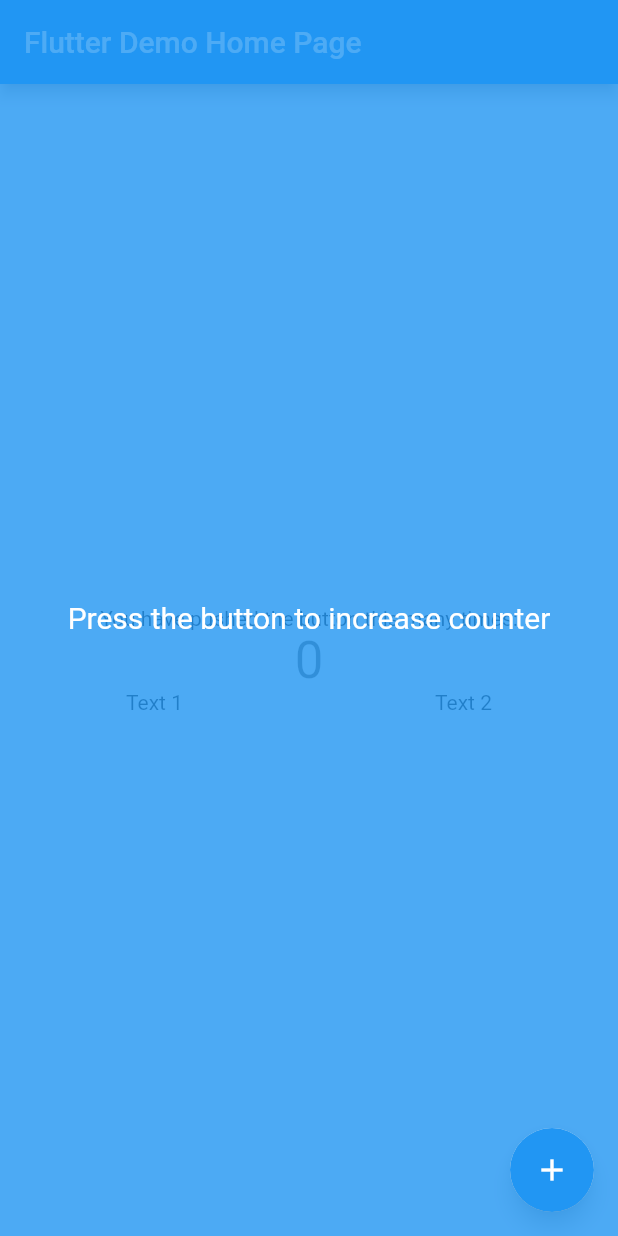
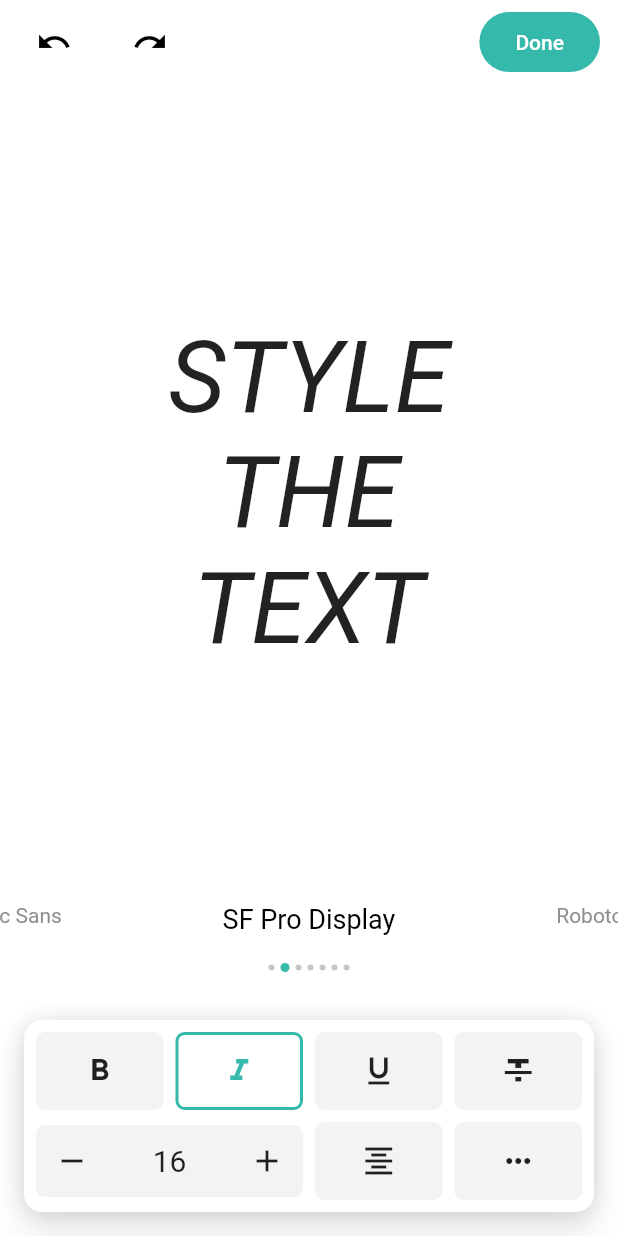
Before and after one commit to appunite/flutter_tutorial, a Flutter app: the screen it shows after launch, on a phone screen of 412 x 824 dp. Run offline on Flutter 3.47's test engine with Material 2 defaults, Android fonts, the phone set to English and light mode, and no system bars.

Commit message:
add example 2 screen

```diff
--- a/example/lib/main.dart
+++ b/example/lib/main.dart
@@ -1,18 +1,11 @@
+import 'package:example/main_theme.dart';
+import 'package:example/widgets/done_button.dart';
+import 'package:example/widgets/font_style_card.dart';
+import 'package:example/widgets/redo_button.dart';
+import 'package:example/widgets/select_font_widget.dart';
+import 'package:example/widgets/text_to_style.dart';
+import 'package:example/widgets/undo_button.dart';
 import 'package:flutter/material.dart';
-import 'package:flutter/scheduler.dart';
-import 'package:flutter_tutorial/flutter_tutorial.dart';
-import 'package:flutter_tutorial/tutorial_widget.dart';
-
-class ExampleTutorialEntry extends TutorialEntry {
-  ExampleTutorialEntry(
-    List<RRect> rrectList,
-    this.text,
-    this.alignment,
-  ) : super(rrectList);
-
-  final String text;
-  final Alignment alignment;
-}
 
 void main() {
   runApp(MyApp());
@@ -22,176 +15,41 @@ class MyApp extends StatelessWidget {
   @override
   Widget build(BuildContext context) {
     return MaterialApp(
-      title: 'Flutter Demo',
-      theme: ThemeData(
-        primarySwatch: Colors.blue,
-      ),
-      home: const MyHomePage(title: 'Flutter Demo Home Page'),
+      theme: mainTheme,
+      home: const PreviewPage(),
     );
   }
 }
 
-class MyHomePage extends StatefulWidget {
-  const MyHomePage({Key? key, required this.title}) : super(key: key);
-
-  final String title;
-
-  @override
-  _MyHomePageState createState() => _MyHomePageState();
-}
-
-class _MyHomePageState extends State<MyHomePage> with SingleTickerProviderStateMixin {
-  static final _buttonKey = GlobalKey();
-  static final _textKey = GlobalKey();
-  static final _text1Key = GlobalKey();
-  static final _text2Key = GlobalKey();
-
-  int _counter = 0;
-  late AnimationController _animationController;
-  late Animation<double> _opacityAnimation;
-
-  @override
-  void initState() {
-    super.initState();
-    _animationController = AnimationController(
-      duration: const Duration(milliseconds: 300),
-      vsync: this,
-    );
-    _opacityAnimation = Tween(begin: 0.0, end: 1.0).animate(
-      CurvedAnimation(
-        parent: _animationController,
-        curve: Curves.ease,
-      ),
-    );
-
-    SchedulerBinding.instance?.scheduleTask(
-      () {
-        final tutorialEntries = [
-          ExampleTutorialEntry(
-            [
-              RRect.fromRectAndRadius(
-                getBasicRect(_buttonKey),
-                const Radius.circular(28),
-              )
-            ],
-            'Press the button to increase counter',
-            Alignment.center,
-          ),
-          ExampleTutorialEntry(
-            [getBasicRRect(_textKey)],
-            'Counter will be increased here',
-            Alignment.bottomCenter,
-          ),
-          ExampleTutorialEntry(
-            [
-              getBasicRRect(_text1Key),
-              RRect.fromRectAndCorners(
-                getBasicRect(_text2Key).inflate(10),
-              ),
-            ],
-            'Highlights 2 texts',
-            Alignment.bottomCenter,
-          ),
-        ];
-        Tutorial().show<ExampleTutorialEntry>(
-          context,
-          children: tutorialEntries,
-          onPressedBehavior: OnPressedBehavior.next,
-          backgroundColor: Colors.blue,
-          backgroundMaxOpacity: 0.8,
-          prepareNext: () async {
-            await _animationController.reverse();
-            _animationController.forward();
-          },
-          dialogBuilder: (context, index, next, previous) {
-            final entry = tutorialEntries[index];
-            _animationController.forward();
-            return Align(
-              alignment: entry.alignment,
-              child: SafeArea(
-                child: Material(
-                  color: Colors.transparent,
-                  child: AnimatedBuilder(
-                    animation: _opacityAnimation,
-                    builder: (context, child) {
-                      return Opacity(
-                        opacity: _opacityAnimation.value,
-                        child: child,
-                      );
-                    },
-                    child: Text(
-                      entry.text,
-                      style: const TextStyle(
-                        fontSize: 20,
-                        color: Colors.white,
-                      ),
-                    ),
-                  ),
-                ),
-              ),
-            );
-          },
-        );
-      },
-      Priority.animation,
-    );
-  }
-
-  void _incrementCounter() {
-    setState(() {
-      _counter++;
-    });
-  }
+class PreviewPage extends StatelessWidget {
+  const PreviewPage();
 
   @override
   Widget build(BuildContext context) {
     return Scaffold(
       appBar: AppBar(
-        title: Text(widget.title),
-      ),
-      body: Center(
-        child: Column(
-          mainAxisAlignment: MainAxisAlignment.center,
-          children: [
-            Column(
-              key: _textKey,
-              mainAxisAlignment: MainAxisAlignment.center,
-              mainAxisSize: MainAxisSize.min,
-              children: <Widget>[
-                const SizedBox(
-                  width: double.infinity,
-                  child: Text(
-                    'You have pushed the button this many times:',
-                    textAlign: TextAlign.center,
-                  ),
-                ),
-                Text(
-                  '$_counter',
-                  style: Theme.of(context).textTheme.headline4,
-                ),
-              ],
-            ),
-            Row(
-              mainAxisAlignment: MainAxisAlignment.spaceAround,
-              children: [
-                Text(
-                  'Text 1',
-                  key: _text1Key,
-                ),
-                Text(
-                  'Text 2',
-                  key: _text2Key,
-                ),
-              ],
-            ),
+        centerTitle: false,
+        title: Row(
+          children: const [
+            UndoButton(),
+            SizedBox(width: 24),
+            RedoButton(),
           ],
         ),
+        actions: const [
+          DoneButton(),
+        ],
       ),
-      floatingActionButton: FloatingActionButton(
-        key: _buttonKey,
-        onPressed: _incrementCounter,
-        tooltip: 'Increment',
-        child: const Icon(Icons.add),
+      body: Column(
+        children: const [
+          Expanded(
+            child: TextToStyle(),
+          ),
+          SelectFontWidget(),
+          SizedBox(height: 32),
+          FontStyleCard(),
+          SizedBox(height: 16),
+        ],
       ),
     );
   }
--- /dev/null
+++ b/example/lib/main_counter.dart
@@ -0,0 +1,198 @@
+import 'package:flutter/material.dart';
+import 'package:flutter/scheduler.dart';
+import 'package:flutter_tutorial/flutter_tutorial.dart';
+import 'package:flutter_tutorial/tutorial_widget.dart';
+
+class ExampleTutorialEntry extends TutorialEntry {
+  ExampleTutorialEntry(
+    List<RRect> rrectList,
+    this.text,
+    this.alignment,
+  ) : super(rrectList);
+
+  final String text;
+  final Alignment alignment;
+}
+
+void main() {
+  runApp(MyApp());
+}
+
+class MyApp extends StatelessWidget {
+  @override
+  Widget build(BuildContext context) {
+    return MaterialApp(
+      title: 'Flutter Demo',
+      theme: ThemeData(
+        primarySwatch: Colors.blue,
+      ),
+      home: const MyHomePage(title: 'Flutter Demo Home Page'),
+    );
+  }
+}
+
+class MyHomePage extends StatefulWidget {
+  const MyHomePage({Key? key, required this.title}) : super(key: key);
+
+  final String title;
+
+  @override
+  _MyHomePageState createState() => _MyHomePageState();
+}
+
+class _MyHomePageState extends State<MyHomePage> with SingleTickerProviderStateMixin {
+  static final _buttonKey = GlobalKey();
+  static final _textKey = GlobalKey();
+  static final _text1Key = GlobalKey();
+  static final _text2Key = GlobalKey();
+
+  int _counter = 0;
+  late AnimationController _animationController;
+  late Animation<double> _opacityAnimation;
+
+  @override
+  void initState() {
+    super.initState();
+    _animationController = AnimationController(
+      duration: const Duration(milliseconds: 300),
+      vsync: this,
+    );
+    _opacityAnimation = Tween(begin: 0.0, end: 1.0).animate(
+      CurvedAnimation(
+        parent: _animationController,
+        curve: Curves.ease,
+      ),
+    );
+
+    SchedulerBinding.instance?.scheduleTask(
+      () {
+        final tutorialEntries = [
+          ExampleTutorialEntry(
+            [
+              RRect.fromRectAndRadius(
+                getBasicRect(_buttonKey),
+                const Radius.circular(28),
+              )
+            ],
+            'Press the button to increase counter',
+            Alignment.center,
+          ),
+          ExampleTutorialEntry(
+            [getBasicRRect(_textKey)],
+            'Counter will be increased here',
+            Alignment.bottomCenter,
+          ),
+          ExampleTutorialEntry(
+            [
+              getBasicRRect(_text1Key),
+              RRect.fromRectAndCorners(
+                getBasicRect(_text2Key).inflate(10),
+              ),
+            ],
+            'Highlights 2 texts',
+            Alignment.bottomCenter,
+          ),
+        ];
+        Tutorial().show<ExampleTutorialEntry>(
+          context,
+          children: tutorialEntries,
+          onPressedBehavior: OnPressedBehavior.next,
+          backgroundColor: Colors.blue,
+          backgroundMaxOpacity: 0.8,
+          prepareNext: () async {
+            await _animationController.reverse();
+            _animationController.forward();
+          },
+          dialogBuilder: (context, index, next, previous) {
+            final entry = tutorialEntries[index];
+            _animationController.forward();
+            return Align(
+              alignment: entry.alignment,
+              child: SafeArea(
+                child: Material(
+                  color: Colors.transparent,
+                  child: AnimatedBuilder(
+                    animation: _opacityAnimation,
+                    builder: (context, child) {
+                      return Opacity(
+                        opacity: _opacityAnimation.value,
+                        child: child,
+                      );
+                    },
+                    child: Text(
+                      entry.text,
+                      style: const TextStyle(
+                        fontSize: 20,
+                        color: Colors.white,
+                      ),
+                    ),
+                  ),
+                ),
+              ),
+            );
+          },
+        );
+      },
+      Priority.animation,
+    );
+  }
+
+  void _incrementCounter() {
+    setState(() {
+      _counter++;
+    });
+  }
+
+  @override
+  Widget build(BuildContext context) {
+    return Scaffold(
+      appBar: AppBar(
+        title: Text(widget.title),
+      ),
+      body: Center(
+        child: Column(
+          mainAxisAlignment: MainAxisAlignment.center,
+          children: [
+            Column(
+              key: _textKey,
+              mainAxisAlignment: MainAxisAlignment.center,
+              mainAxisSize: MainAxisSize.min,
+              children: <Widget>[
+                const SizedBox(
+                  width: double.infinity,
+                  child: Text(
+                    'You have pushed the button this many times:',
+                    textAlign: TextAlign.center,
+                  ),
+                ),
+                Text(
+                  '$_counter',
+                  style: Theme.of(context).textTheme.headline4,
+                ),
+              ],
+            ),
+            Row(
+              mainAxisAlignment: MainAxisAlignment.spaceAround,
+              children: [
+                Text(
+                  'Text 1',
+                  key: _text1Key,
+                ),
+                Text(
+                  'Text 2',
+                  key: _text2Key,
+                ),
+              ],
+            ),
+          ],
+        ),
+      ),
+      floatingActionButton: FloatingActionButton(
+        key: _buttonKey,
+        onPressed: _incrementCounter,
+        tooltip: 'Increment',
+        child: const Icon(Icons.add),
+      ),
+    );
+  }
+}
--- /dev/null
+++ b/example/lib/main_theme.dart
@@ -0,0 +1,21 @@
+import 'package:flutter/material.dart';
+
+ThemeData get mainTheme => ThemeData(
+      appBarTheme: const AppBarTheme(
+        backgroundColor: Colors.white,
+        iconTheme: IconThemeData(
+          color: Colors.black,
+        ),
+        elevation: 0,
+      ),
+      accentColor: const Color(0xFF35b9aa),
+      scaffoldBackgroundColor: Colors.white,
+      textButtonTheme: TextButtonThemeData(
+        style: ButtonStyle(
+          backgroundColor: MaterialStateProperty.all(const Color(0xFF35b9aa)),
+          padding: MaterialStateProperty.all(const EdgeInsets.symmetric(horizontal: 24, vertical: 12)),
+          foregroundColor: MaterialStateProperty.all(Colors.white),
+          shape: MaterialStateProperty.all(RoundedRectangleBorder(borderRadius: BorderRadius.circular(20))),
+        ),
+      ),
+    );
--- /dev/null
+++ b/example/lib/widgets/done_button.dart
@@ -0,0 +1,16 @@
+import 'package:flutter/material.dart';
+
+class DoneButton extends StatelessWidget {
+  const DoneButton();
+
+  @override
+  Widget build(BuildContext context) {
+    return Padding(
+      padding: const EdgeInsets.symmetric(horizontal: 12, vertical: 8),
+      child: TextButton(
+        onPressed: () {},
+        child: const Text('Done'),
+      ),
+    );
+  }
+}
--- /dev/null
+++ b/example/lib/widgets/font_style_card.dart
@@ -0,0 +1,127 @@
+import 'package:flutter/material.dart';
+
+class FontStyleCard extends StatelessWidget {
+  const FontStyleCard({Key? key}) : super(key: key);
+
+  @override
+  Widget build(BuildContext context) {
+    return SafeArea(
+      top: false,
+      child: Container(
+        margin: const EdgeInsets.symmetric(horizontal: 16),
+        padding: const EdgeInsets.all(4),
+        decoration: BoxDecoration(
+          borderRadius: BorderRadius.circular(12),
+          color: Colors.white,
+          boxShadow: [
+            BoxShadow(
+              blurRadius: 19,
+              offset: const Offset(0, 12),
+              color: Colors.black.withOpacity(0.11),
+            ),
+            BoxShadow(
+              blurRadius: 11,
+              color: Colors.black.withOpacity(0.11),
+            ),
+          ],
+        ),
+        child: Column(
+          children: [
+            Row(
+              mainAxisAlignment: MainAxisAlignment.spaceBetween,
+              children: const [
+                StyleButton(
+                  icon: Icons.format_bold,
+                ),
+                StyleButton(
+                  icon: Icons.format_italic,
+                  isSelected: true,
+                ),
+                StyleButton(
+                  icon: Icons.format_underline,
+                ),
+                StyleButton(
+                  icon: Icons.format_strikethrough,
+                ),
+              ],
+            ),
+            Row(
+              mainAxisAlignment: MainAxisAlignment.spaceBetween,
+              children: [
+                Expanded(
+                  flex: 2,
+                  child: Container(
+                    margin: const EdgeInsets.all(4),
+                    padding: const EdgeInsets.all(12),
+                    decoration: BoxDecoration(
+                      borderRadius: BorderRadius.circular(6),
+                      color: const Color(0xFFf3f3f3),
+                    ),
+                    child: Row(
+                      children: const [
+                        Icon(
+                          Icons.remove,
+                        ),
+                        Expanded(
+                          child: Text(
+                            '16',
+                            style: TextStyle(
+                              fontSize: 20,
+                            ),
+                            textAlign: TextAlign.center,
+                          ),
+                        ),
+                        Icon(
+                          Icons.add,
+                        ),
+                      ],
+                    ),
+                  ),
+                ),
+                const StyleButton(
+                  icon: Icons.format_align_center,
+                ),
+                const StyleButton(
+                  icon: Icons.more_horiz,
+                ),
+              ],
+            ),
+          ],
+        ),
+      ),
+    );
+  }
+}
+
+class StyleButton extends StatelessWidget {
+  const StyleButton({
+    Key? key,
+    required this.icon,
+    this.isSelected = false,
+  }) : super(key: key);
+
+  final IconData icon;
+  final bool isSelected;
+
+  @override
+  Widget build(BuildContext context) {
+    return Expanded(
+      child: Container(
+        margin: const EdgeInsets.all(4),
+        padding: const EdgeInsets.symmetric(horizontal: 24, vertical: 12),
+        decoration: BoxDecoration(
+          borderRadius: BorderRadius.circular(6),
+          color: isSelected ? Colors.white : const Color(0xFFf3f3f3),
+          border: Border.all(
+            color: isSelected ? Theme.of(context).accentColor : const Color(0xFFf3f3f3),
+            width: 2,
+          ),
+        ),
+        child: Icon(
+          icon,
+          color: isSelected ? Theme.of(context).accentColor : null,
+        ),
+      ),
+    );
+  }
+}
--- /dev/null
+++ b/example/lib/widgets/redo_button.dart
@@ -0,0 +1,15 @@
+import 'package:flutter/material.dart';
+
+class RedoButton extends StatelessWidget {
+  const RedoButton();
+
+  @override
+  Widget build(BuildContext context) {
+    return const Padding(
+      padding: EdgeInsets.all(8),
+      child: Icon(
+        Icons.redo,
+      ),
+    );
+  }
+}
--- /dev/null
+++ b/example/lib/widgets/select_font_widget.dart
@@ -0,0 +1,83 @@
+import 'package:flutter/material.dart';
+
+class SelectFontWidget extends StatelessWidget {
+  const SelectFontWidget({Key? key}) : super(key: key);
+
+  static const _sideFontStyle = TextStyle(
+    fontSize: 14,
+    color: Color(0xFF908e8e),
+  );
+
+  @override
+  Widget build(BuildContext context) {
+    return Column(
+      children: [
+        SizedBox(
+          height: 40,
+          child: PageView(
+            controller: PageController(
+              initialPage: 1,
+              viewportFraction: 0.8,
+            ),
+            children: const [
+              Text(
+                'Comic Sans',
+                textAlign: TextAlign.right,
+                style: _sideFontStyle,
+              ),
+              Text(
+                'SF Pro Display',
+                style: TextStyle(
+                  fontSize: 18,
+                  color: Colors.black,
+                ),
+                textAlign: TextAlign.center,
+              ),
+              Text(
+                'Roboto',
+                style: _sideFontStyle,
+              ),
+            ],
+          ),
+        ),
+        Row(
+          mainAxisAlignment: MainAxisAlignment.center,
+          children: [
+            const Dot(),
+            Container(
+              width: 6,
+              height: 6,
+              margin: const EdgeInsets.symmetric(horizontal: 2),
+              decoration: BoxDecoration(
+                color: Theme.of(context).accentColor,
+                borderRadius: BorderRadius.circular(6),
+              ),
+            ),
+            const Dot(),
+            const Dot(),
+            const Dot(),
+            const Dot(),
+            const Dot(),
+          ],
+        ),
+      ],
+    );
+  }
+}
+
+class Dot extends StatelessWidget {
+  const Dot();
+
+  @override
+  Widget build(BuildContext context) {
+    return Container(
+      width: 4,
+      height: 4,
+      margin: const EdgeInsets.symmetric(horizontal: 2),
+      decoration: BoxDecoration(
+        color: const Color(0xFFc7c7c7),
+        borderRadius: BorderRadius.circular(4),
+      ),
+    );
+  }
+}
--- /dev/null
+++ b/example/lib/widgets/text_to_style.dart
@@ -0,0 +1,19 @@
+import 'package:flutter/material.dart';
+
+class TextToStyle extends StatelessWidget {
+  const TextToStyle({Key? key}) : super(key: key);
+
+  @override
+  Widget build(BuildContext context) {
+    return const Center(
+      child: Text(
+        'STYLE\nTHE\nTEXT',
+        style: TextStyle(
+          fontSize: 66,
+          fontStyle: FontStyle.italic,
+        ),
+        textAlign: TextAlign.center,
+      ),
+    );
+  }
+}
--- /dev/null
+++ b/example/lib/widgets/undo_button.dart
@@ -0,0 +1,15 @@
+import 'package:flutter/material.dart';
+
+class UndoButton extends StatelessWidget {
+  const UndoButton();
+
+  @override
+  Widget build(BuildContext context) {
+    return const Padding(
+      padding: EdgeInsets.all(8),
+      child: Icon(
+        Icons.undo,
+      ),
+    );
+  }
+}
```
Also changed, not shown: 1 other file.
